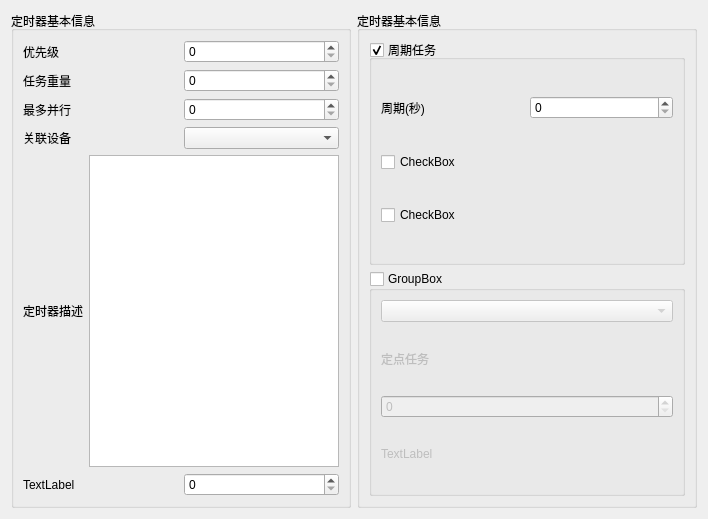
Above: src/config_ui/qt/src/config/ui/other/timer_config/other_tc_edit.ui from eth-from-zero/qzy-environmental-monitoring before the change. Below: the same form after it.
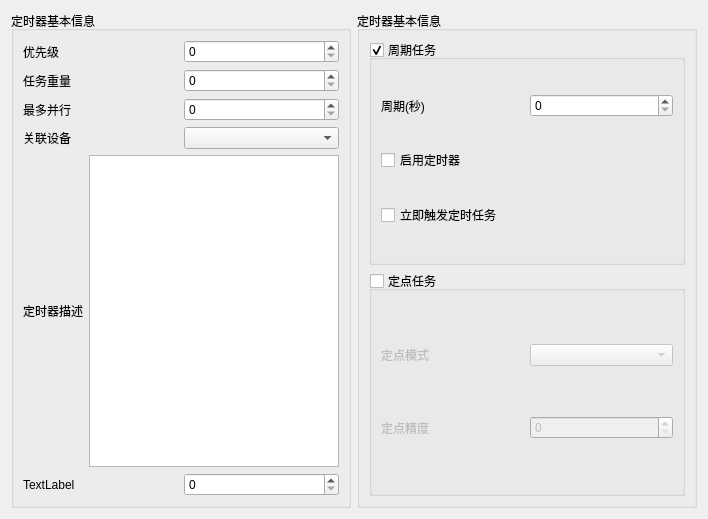
That is the form after the change.

Patch:
```diff
--- a/src/config_ui/qt/src/config/ui/other/timer_config/other_tc_edit.ui
+++ b/src/config_ui/qt/src/config/ui/other/timer_config/other_tc_edit.ui
@@ -142,14 +142,14 @@
          <item>
           <widget class="QCheckBox" name="checkBox">
            <property name="text">
-            <string>CheckBox</string>
+            <string>启用定时器</string>
            </property>
           </widget>
          </item>
          <item>
           <widget class="QCheckBox" name="checkBox_2">
            <property name="text">
-            <string>CheckBox</string>
+            <string>立即触发定时任务</string>
            </property>
           </widget>
          </item>
@@ -159,7 +159,7 @@
       <item>
        <widget class="QGroupBox" name="groupBox_5">
         <property name="title">
-         <string>GroupBox</string>
+         <string>定点任务</string>
         </property>
         <property name="checkable">
          <bool>true</bool>
@@ -169,24 +169,32 @@
         </property>
         <layout class="QVBoxLayout" name="verticalLayout_2">
          <item>
-          <widget class="QComboBox" name="comboBox_3"/>
-         </item>
+          <layout class="QHBoxLayout" name="horizontalLayout_9">
          <item>
           <widget class="QLabel" name="label_13">
            <property name="text">
-            <string>定点任务</string>
+              <string>定点模式</string>
            </property>
           </widget>
          </item>
          <item>
-          <widget class="QSpinBox" name="spinBox_9"/>
-         </item>
+            <widget class="QComboBox" name="comboBox_3"/>
+           </item>
+          </layout>
+         </item>
+         <item>
+          <layout class="QHBoxLayout" name="horizontalLayout_10">
          <item>
           <widget class="QLabel" name="label_14">
            <property name="text">
-            <string>TextLabel</string>
-           </property>
-          </widget>
+              <string>定点精度</string>
+             </property>
+            </widget>
+           </item>
+           <item>
+            <widget class="QSpinBox" name="spinBox_9"/>
+           </item>
+          </layout>
          </item>
         </layout>
        </widget>
```
Lines whose indentation alone changed are shown as unchanged.
